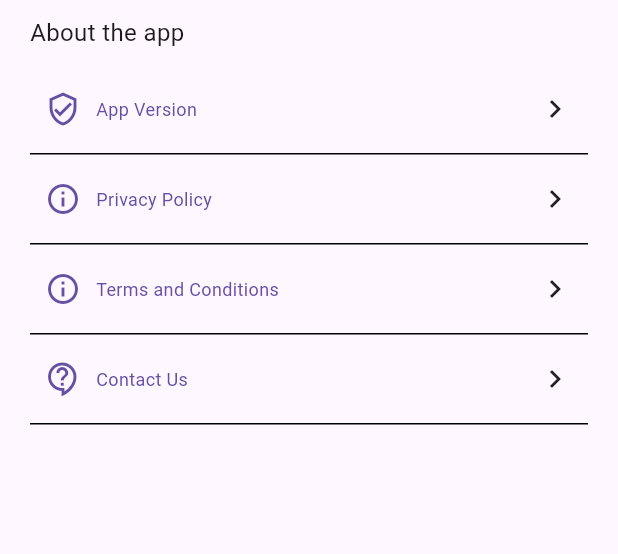
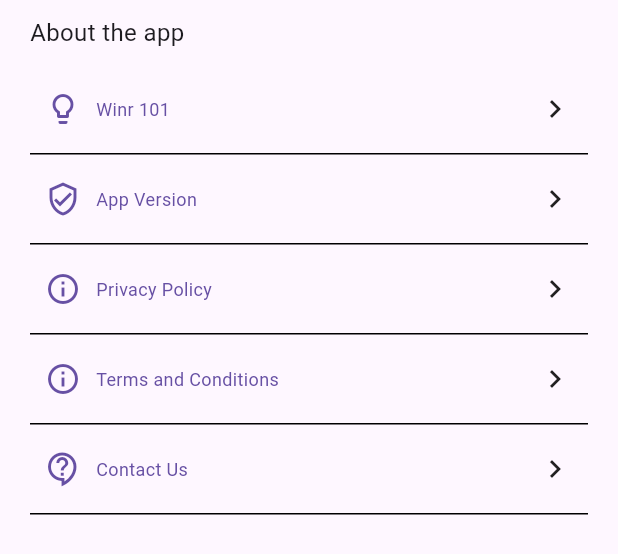
Before and after one commit to Tristaaaaan/Winr, a Flutter app: the AboutApp widget shown alone on an empty page, opened directly, on a phone screen of 412 x 824 dp. Shown: the top 554 px of the screen. Run offline on Flutter 3.47's test engine with Material 3 defaults, Android fonts, the phone set to English and light mode, and no system bars; our stand-ins replace flutter_hooks, flutter_riverpod, flutter_svg, freezed_annotation, go_router, hooks_riverpod and 7 more; accounts and stored records are empty.

Commit message:
feature: add tutorial in settings page

```diff
--- a/lib/core/approutes/app_routes.dart
+++ b/lib/core/approutes/app_routes.dart
@@ -1,5 +1,6 @@
 import 'package:flutter/widgets.dart';
 import 'package:go_router/go_router.dart';
+import 'package:winr/feature/onboarding/presentation/onboarding_screen.dart';
 import 'package:winr/feature/onboarding/presentation/welcome_gate.dart';
 import 'package:winr/feature/settings/presentation/version_screen.dart';
 
@@ -17,5 +18,13 @@
         return VersionScreen();
       },
     ),
+    GoRoute(
+      path: '/winrintro',
+      builder: (BuildContext context, GoRouterState state) {
+        // ✅ optional bool (defaults to false)
+        final isSettings = state.extra as bool? ?? false;
+        return OnboardingScreen(isSettings: isSettings);
+      },
+    ),
   ],
 );
--- a/lib/core/apptext/app_text.dart
+++ b/lib/core/apptext/app_text.dart
@@ -11,6 +11,9 @@
   static const aboutUs = "About Us";
 
   static const aboutApp = "About the app";
+
+  static const winr101 = "Winr 101";
+
   static const bugAndSuggestion = "Bugs & Suggestions";
   static const help = "Help";
 
--- a/lib/feature/settings/presentation/about_app.dart
+++ b/lib/feature/settings/presentation/about_app.dart
@@ -17,7 +17,14 @@
           padding: const EdgeInsets.symmetric(horizontal: 20, vertical: 10),
           child: Text(AppText.aboutApp, style: TextStyle(fontSize: 16)),
         ),
-
+        ProfileSettingsContainer(
+          withSwitch: false,
+          title: AppText.winr101,
+          icon: Icons.lightbulb_outlined,
+          onTap: () {
+            context.push('/winrintro', extra: true);
+          },
+        ),
         ProfileSettingsContainer(
           withSwitch: false,
           title: AppText.appVersion,
--- a/lib/feature/settings/presentation/settings_screen.dart
+++ b/lib/feature/settings/presentation/settings_screen.dart
@@ -20,6 +20,7 @@
               delegate: SliverChildListDelegate([
                 BugSuggestionsReport(),
                 SizedBox(height: 50),
+
                 AboutApp(),
                 SizedBox(height: 50),
                 Padding(
```
Also changed, not shown: lib/feature/onboarding/presentation/onboarding_screen.dart (+9 -2 lines), lib/feature/onboarding/presentation/widgets/bottom_nav.dart (+8 -5 lines).
